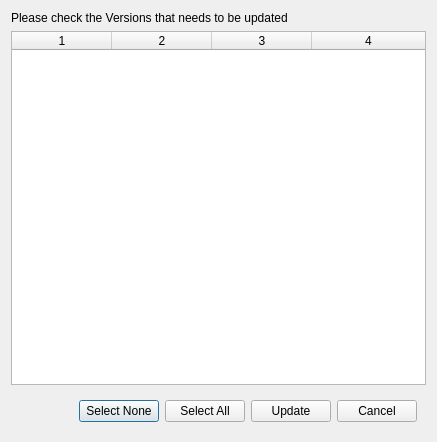
Qt form oyProjectManager/ui/version_updater.ui (code-google-com/oyprojectmanager) before a commit.
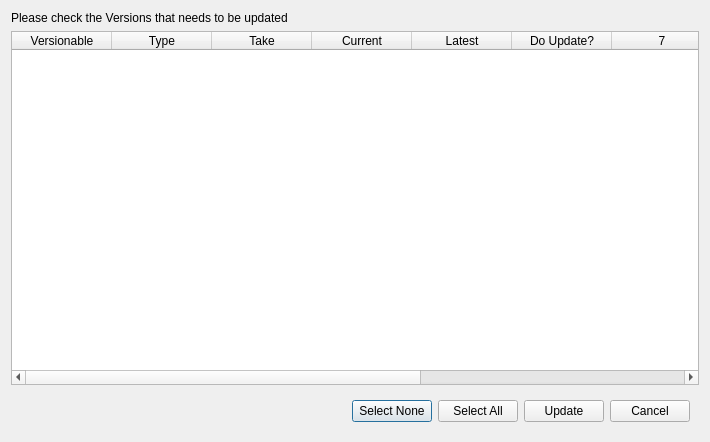
The same form after that commit.

Commit message:
* "Version Creator" UI is now able to run in environmentless mode in which it   will only generate a new version but only copy the path to the clipboard   instead of telling the environment to save the document to a specific path.
* Added two new context menu to the previous_versions_tableWidget_context_menu
  first one called "Copy Path" and the second "Copy Output Path", where in the
  first menu users will be able to copy the specified versions full_path and in
  the second menu the output_path of the version. The data is copied to the
  clipboard.

```diff
--- a/oyProjectManager/ui/version_updater.ui
+++ b/oyProjectManager/ui/version_updater.ui
@@ -9,7 +9,7 @@
    <rect>
     <x>0</x>
     <y>0</y>
-    <width>437</width>
+    <width>710</width>
     <height>442</height>
    </rect>
   </property>
@@ -42,7 +42,7 @@
       <bool>false</bool>
      </property>
      <property name="columnCount">
-      <number>4</number>
+      <number>10</number>
      </property>
      <attribute name="horizontalHeaderVisible">
       <bool>true</bool>
@@ -50,6 +50,36 @@
      <attribute name="horizontalHeaderStretchLastSection">
       <bool>true</bool>
      </attribute>
+     <column>
+      <property name="text">
+       <string>Versionable</string>
+      </property>
+     </column>
+     <column>
+      <property name="text">
+       <string>Type</string>
+      </property>
+     </column>
+     <column>
+      <property name="text">
+       <string>Take</string>
+      </property>
+     </column>
+     <column>
+      <property name="text">
+       <string>Current</string>
+      </property>
+     </column>
+     <column>
+      <property name="text">
+       <string>Latest</string>
+      </property>
+     </column>
+     <column>
+      <property name="text">
+       <string>Do Update?</string>
+      </property>
+     </column>
      <column/>
      <column/>
      <column/>
```
The commit also changes 14 other files.
